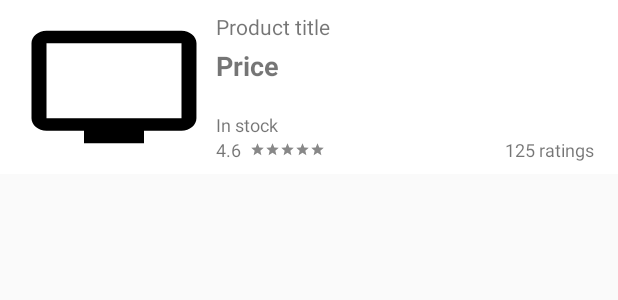
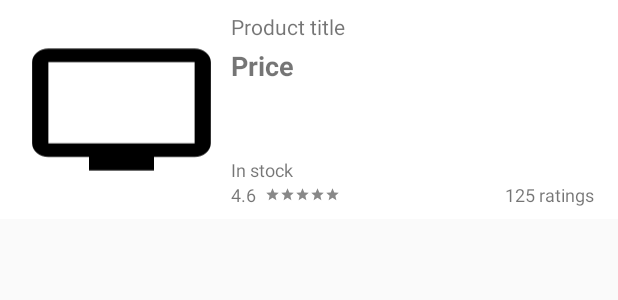
Before and after one commit to ollesate/WalmartLab, an Android app: the layout product_item.xml on its own in the app's theme, with its tools: preview values and no code run, on a phone screen of 412 x 824 dp. Shown: the top 300 px of the screen. Run offline under Robolectric (Android 15) with nearby library versions, the phone set to English and light mode, and no system bars; network calls fail.

Commit message:
Restrict size on image

```diff
--- a/app/src/main/res/layout/product_item.xml
+++ b/app/src/main/res/layout/product_item.xml
@@ -12,8 +12,8 @@
 
     <ImageView
         android:id="@+id/product_image"
-        android:layout_width="wrap_content"
-        android:layout_height="wrap_content"
+        android:layout_width="@dimen/product_image_size"
+        android:layout_height="@dimen/product_image_size"
         android:layout_marginEnd="8dp"
         android:contentDescription="@string/product_content_description_image"
         tools:src="@drawable/example_product" />
--- a/app/src/main/res/values/dimens.xml
+++ b/app/src/main/res/values/dimens.xml
@@ -2,6 +2,7 @@
     <!-- Default screen margins, per the Android Design guidelines. -->
     <dimen name="activity_horizontal_margin">16dp</dimen>
     <dimen name="activity_vertical_margin">16dp</dimen>
+    <dimen name="product_image_size">130dp</dimen>
     <dimen name="review_rating_star_size">10dp</dimen>
     <dimen name="product_detailed_image_height">300dp</dimen>
 </resources>
```
